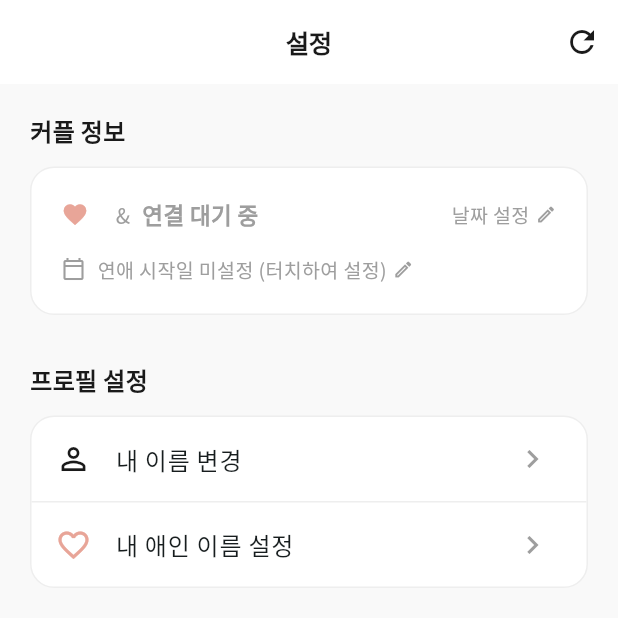
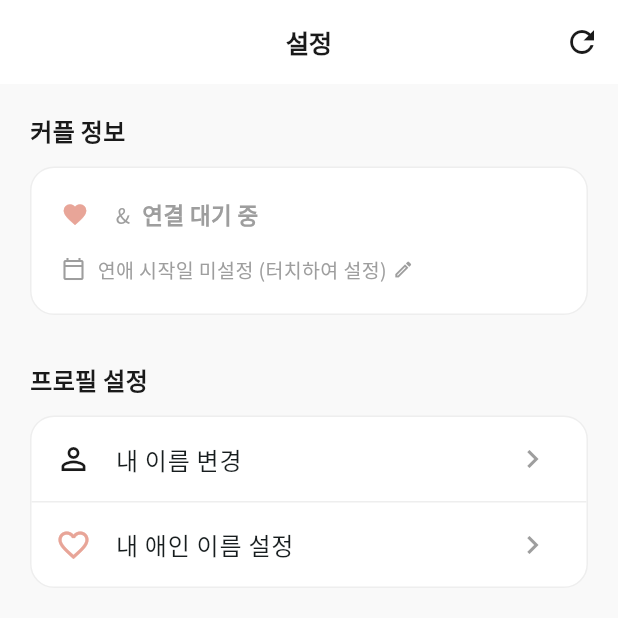
Before and after one commit to pjm0778-sd/coupleapp_v1, a Flutter app: the screen it shows once a user with an empty profile is signed in, item 5 of the bottom bar chosen, on a phone screen of 412 x 824 dp, the top half of it. Run offline on Flutter 3.47's test engine with Material 3 defaults, Android fonts, the phone set to English and light mode, and no system bars; our stand-ins replace flutter_local_notifications, google_fonts, image_picker, shared_preferences, supabase_flutter, table_calendar; accounts and stored records are empty.

```diff
--- a/lib/features/settings/screens/settings_screen.dart
+++ b/lib/features/settings/screens/settings_screen.dart
@@ -295,25 +295,6 @@ class _SettingsScreenState extends State<SettingsScreen> {
                             onTap: _coupleId != null ? _changeStartedAt : null,
                             child: Row(
                               mainAxisSize: MainAxisSize.min,
-                              children: [
-                                Text(
-                                  _startedAt != null
-                                      ? 'D+${DateTime.now().difference(_startedAt!).inDays + 1}'
-                                      : '날짜 설정',
-                                  style: TextStyle(
-                                      fontSize: 13,
-                                      color: _startedAt != null
-                                          ? AppTheme.primary
-                                          : AppTheme.textSecondary,
-                                      fontWeight: FontWeight.w500),
-                                ),
-                                const SizedBox(width: 4),
-                                Icon(
-                                  Icons.edit_outlined,
-                                  size: 14,
-                                  color: AppTheme.textSecondary,
-                                ),
-                              ],
                             ),
                           ),
                         ],
```
